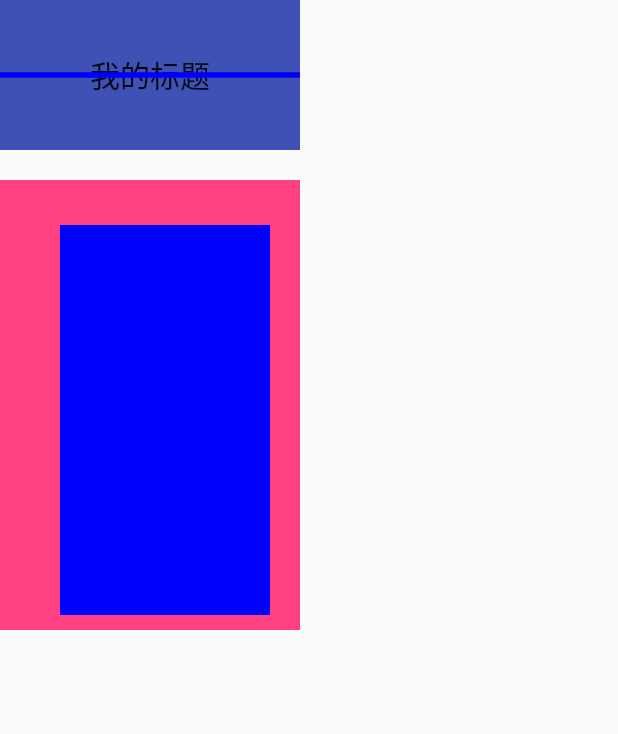
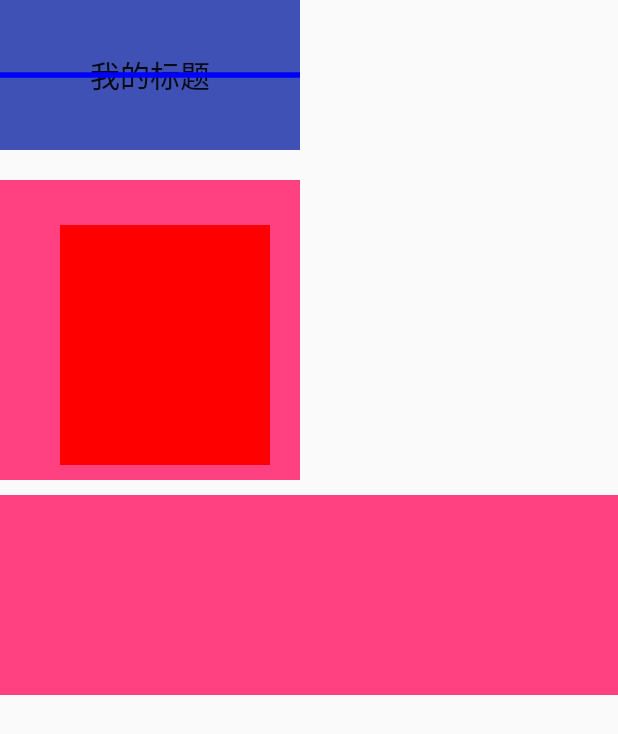
Before and after one commit to zhaochuanxing/MyApiDemo, an Android app: the screen it shows after launch (InvalidateTextViewActivity), on a phone screen of 412 x 824 dp. Shown: the top 734 px of the screen. Run offline under Robolectric (Android 15) with nearby library versions, the phone set to English and light mode, and no system bars.

Commit message:
add rectview

```diff
--- a/app/src/main/java/com/xing/apidemo/myview/ReactView.java
+++ b/app/src/main/java/com/xing/apidemo/myview/ReactView.java
@@ -1,13 +1,16 @@
 package com.xing.apidemo.myview;
 
 import android.content.Context;
+import android.content.res.TypedArray;
 import android.graphics.Canvas;
 import android.graphics.Color;
 import android.graphics.Paint;
 import android.support.annotation.Nullable;
 import android.util.AttributeSet;
+import android.util.Size;
 import android.view.View;
 
+import com.xing.apidemo.R;
 import com.xing.apidemo.view.BaseView;
 
 /**
@@ -16,25 +19,44 @@ import com.xing.apidemo.view.BaseView;
 
 public class ReactView extends BaseView {
 
+    private static final int SIZE_DEFAULT = 400;
+    private final Context mContext;
     private Paint mPaint;
+    private int mColor;
 
     public ReactView(Context context) {
-        this(context,null);
+        this(context, null);
     }
 
     public ReactView(Context context, @Nullable AttributeSet attrs) {
-        this(context, attrs,0);
+        this(context, attrs, 0);
     }
 
     public ReactView(Context context, @Nullable AttributeSet attrs, int defStyleAttr) {
         super(context, attrs, defStyleAttr);
-        initDraw();
+        this.mContext = context;
+        initDraw(attrs);
     }
 
-    private void initDraw() {
+    private void initDraw(AttributeSet attrs) {
+        if (attrs != null) {
+            //从attrs文件中找到 名字对应的declare-styleable，提供了解析用的信息
+            //attrs是从布局文件中获取到的属性的赋值的封装类
+            TypedArray typedArray = mContext.obtainStyledAttributes(attrs, R.styleable.RectView);
+            //根据属性名称提取属性值，因为会有多个属性，因此这步是必要的
+            //注意这个参数的名称，是属性组的整体的名称_属性名称，通过这种方式来找到真正的属性值，后面提供的时默认值
+            //可能会觉得这个多此一举，因为typedArray本来就已经通过属性组的整体名称来找到的，是包含这个信息
+            //但是这里引用的是编译时的R id值，这个需要在编译时就要保证唯一性，因此这里采用了组合的方式确定id
+            mColor = typedArray.getColor(R.styleable.RectView_rect_color,Color.RED);
+            //使用完需要回收
+            //注意：不要回收两次否则会报出异常;调用回收之后不能再去引用使用了
+            //这个是为了复用，这个类涉及View属性的解析，因此使用应该是非常频繁的
+            typedArray.recycle();
+        }
         mPaint = new Paint();
         mPaint.setAntiAlias(true);
-        mPaint.setColor(Color.BLUE);
+        mPaint.setColor(mColor);
+
     }
 
     @Override
@@ -48,6 +70,25 @@ public class ReactView extends BaseView {
         //获取绘制的真正的宽度，这个是整体宽度- left和right
         int width = getWidth() - paddingLeft - paddingRight;
         int height = getHeight() - paddingTop - paddingBottom;
-        canvas.drawRect(0+paddingLeft,0+paddingTop,width+paddingLeft,height+paddingTop,mPaint);
+        canvas.drawRect(0 + paddingLeft, 0 + paddingTop, width + paddingLeft, height + paddingTop, mPaint);
+    }
+
+    @Override
+    protected void onMeasure(int widthMeasureSpec, int heightMeasureSpec) {
+        super.onMeasure(widthMeasureSpec, heightMeasureSpec);
+        int widthMode = MeasureSpec.getMode(widthMeasureSpec);
+        int widthSize = MeasureSpec.getSize(widthMeasureSpec);
+        int heightMode = MeasureSpec.getMode(heightMeasureSpec);
+        int heightSize = MeasureSpec.getSize(heightMeasureSpec);
+
+        //需要对wrap_content这种情况做尺寸的处理，除了具体的数值 match_parent这些，父容器
+        //可以准确知道尺寸的大小，但是wrap_content需要view自己去确定，因此可以在这里指定
+        if (widthMode == MeasureSpec.AT_MOST && heightMode == MeasureSpec.AT_MOST) {
+            setMeasuredDimension(SIZE_DEFAULT, SIZE_DEFAULT);
+        } else if (widthMode == MeasureSpec.AT_MOST) {
+            setMeasuredDimension(SIZE_DEFAULT, heightSize);
+        } else if (heightMode == MeasureSpec.AT_MOST) {
+            setMeasuredDimension(widthSize, SIZE_DEFAULT);
+        }
     }
 }
--- a/app/src/main/res/layout/activity_my_text_view2.xml
+++ b/app/src/main/res/layout/activity_my_text_view2.xml
@@ -19,7 +19,7 @@
 
     <com.xing.apidemo.myview.ReactView
         android:layout_width="200dp"
-        android:layout_height="300dp"
+        android:layout_height="200dp"
         android:layout_marginTop="20dp"
         android:background="@color/colorAccent"
         android:paddingLeft="40dp"
@@ -28,4 +28,10 @@
         android:paddingRight="20dp"
         />
 
+    <com.xing.apidemo.myview.ReactView
+        android:layout_width="match_parent"
+        android:layout_height="200px"
+        android:layout_marginTop="10dp"
+        app:rect_color="@color/colorAccent"/>
+
 </LinearLayout>
--- a/app/src/main/res/values/attrs.xml
+++ b/app/src/main/res/values/attrs.xml
@@ -3,4 +3,9 @@
     <declare-styleable name="CircleViewAttr">
         <attr name="circle_color" format="color"/>
     </declare-styleable>
+
+    <!--定义自定义属性 包括这些信息：属性名称、属性的的格式这里是color格式、属性所在的名称里 -->
+    <declare-styleable name="RectView">
+        <attr name="rect_color" format="color"></attr>
+    </declare-styleable>
 </resources>
```
